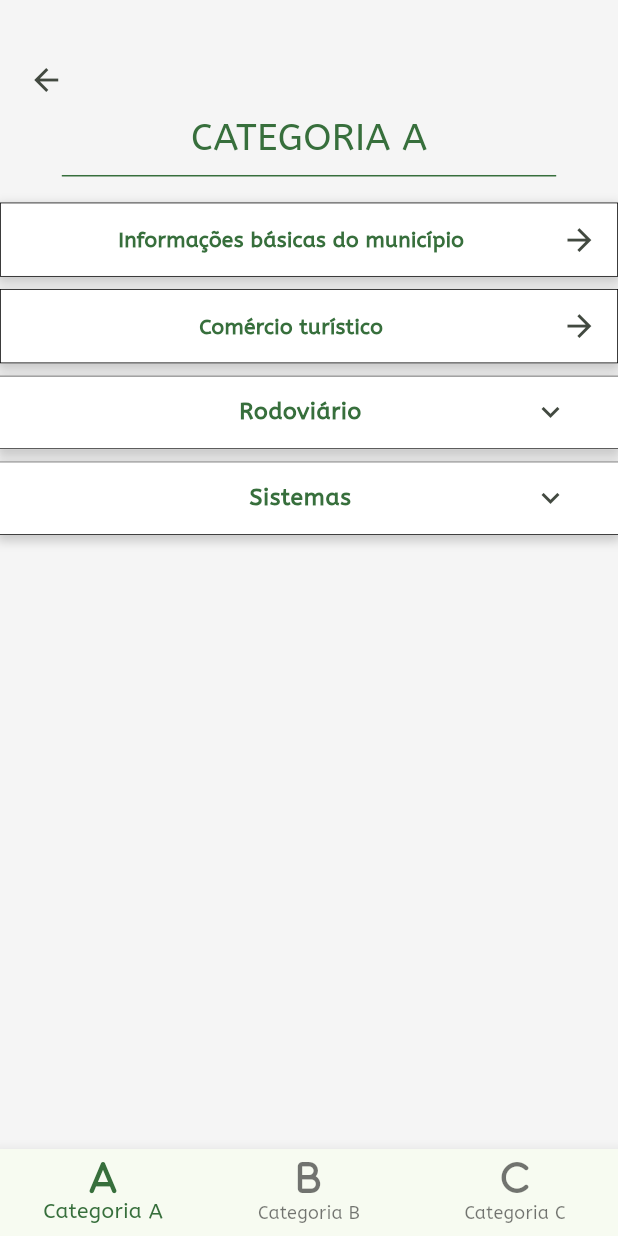
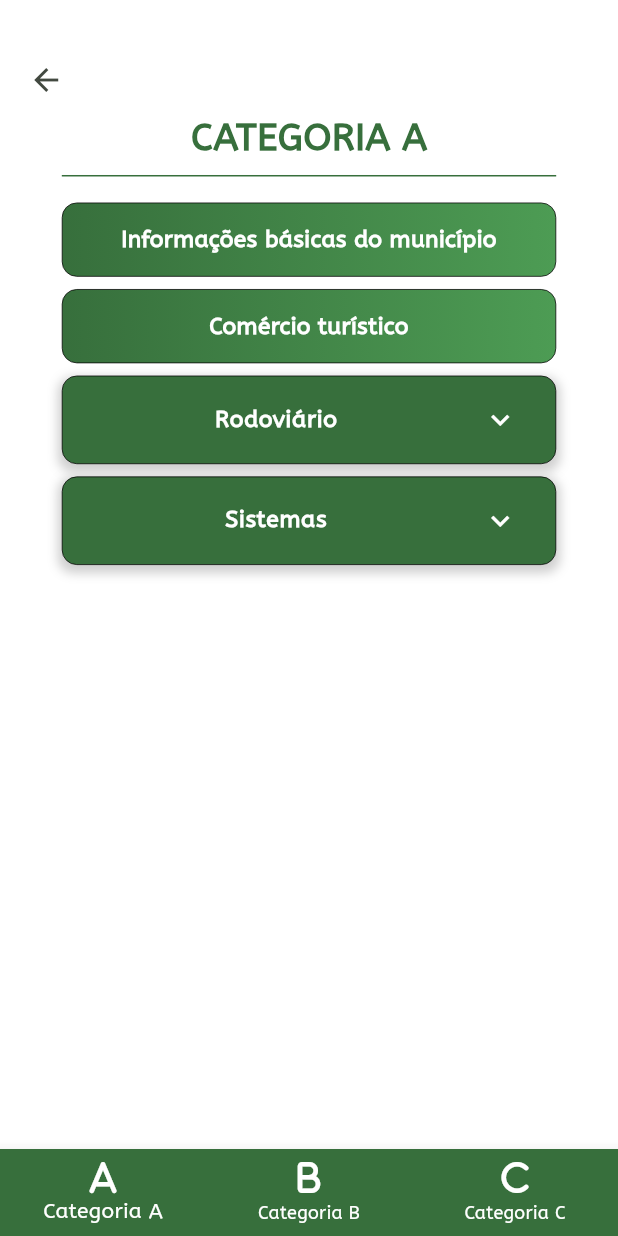
Before and after one commit to Draminhon/InvenTur, a Flutter app: the A screen opened by its route, on a phone screen of 412 x 824 dp. Run offline on Flutter 3.47's test engine with Material 3 defaults, Android fonts, the phone set to English and light mode, and no system bars; our stand-ins replace font_awesome_flutter, get, mask_text_input_formatter; accounts and stored records are empty.

Commit message:
atualização das telas

```diff
--- a/lib/pages/home/Pesquisador/forms/formA.dart
+++ b/lib/pages/home/Pesquisador/forms/formA.dart
@@ -8,7 +8,7 @@ class FormularioA extends StatelessWidget {
   Widget build(BuildContext context) {
     final sizeScreen = MediaQuery.sizeOf(context);
     return Scaffold(
-        backgroundColor: const Color.fromARGB(255, 245, 245, 245),
+        backgroundColor:Colors.white,
         body: Column(children: [
           Padding(
               padding: EdgeInsets.only(
@@ -30,7 +30,8 @@ class FormularioA extends StatelessWidget {
                   'CATEGORIA A',
                   style: TextStyle(
                       color: const Color.fromARGB(255, 55, 111, 60),
-                      fontSize: sizeScreen.width * 0.06),
+                      fontSize: sizeScreen.width * 0.06,
+                      fontWeight: FontWeight.bold),
                 ),
                 Divider(
                   color: const Color.fromARGB(255, 55, 111, 60),
@@ -51,6 +52,7 @@ class FormularioA extends StatelessWidget {
             // const ContainerA(form: 'Locadoras de imóveis para temporadas'),
             // const ContainerA(form: 'Compras especiais'),
             const ContainerA(form: 'Comércio turístico', routeName: '/Placeholder',),
+
             // const ContainerA(form: 'Representações diplomáticas'),
             // ExpansionTileA(titulo: 'Serviços', minhaLista: [
             //   Tilee(texto: 'Serviços bancários', routeName: '/Placeholder'),
--- a/lib/pages/home/Pesquisador/pesquisador_homepage.dart
+++ b/lib/pages/home/Pesquisador/pesquisador_homepage.dart
@@ -18,6 +18,12 @@ class PesquisadorHome extends StatelessWidget {
       appBar: AppBar(
         foregroundColor: const Color.fromARGB(255, 55, 111, 60),
         backgroundColor: Colors.white,
+        title:  Text('Minhas Pesquisas',
+                  style: TextStyle(
+                      color: const Color.fromARGB(255, 55, 111, 60),
+                      fontSize: sizeScreen.width * 0.06),
+                ),centerTitle: true,
+
       ),
       drawer: Drawer(
         width: sizeScreen.width * 0.6,
--- a/lib/pages/home/Pesquisador/pesquisas.dart
+++ b/lib/pages/home/Pesquisador/pesquisas.dart
@@ -40,23 +40,28 @@ class _A extends State<A> {
   Widget build(BuildContext context) {
     return Scaffold(
         body: PageView(
+
           controller: pc,
           onPageChanged: setPaginaAtual,
           children: const [FormularioA(), FormularioB(), FormularioC()],
         ),
         bottomNavigationBar: BottomNavigationBar(
+          backgroundColor: const Color.fromARGB(255, 55, 111, 60),
           currentIndex: paginaAtual,
+
           items: const <BottomNavigationBarItem>[
             BottomNavigationBarItem(
-              icon: Icon(FontAwesomeIcons.a),
+              icon: Icon(FontAwesomeIcons.a,color: Colors.white,),
               label: 'Categoria A',
+
             ),
             BottomNavigationBarItem(
-                icon: Icon(FontAwesomeIcons.b), label: 'Categoria B'),
+                icon: Icon(FontAwesomeIcons.b,color: Colors.white,), label: 'Categoria B'),
             BottomNavigationBarItem(
-                icon: Icon(FontAwesomeIcons.c), label: 'Categoria C')
+                icon: Icon(FontAwesomeIcons.c,color: Colors.white,), label: 'Categoria C')
           ],
-          selectedItemColor: const Color.fromARGB(255, 55, 111, 60),
+          selectedItemColor: Colors.white,
+          unselectedItemColor: Colors.white,
           onTap: (pagina) {
             pc.animateToPage(pagina,
                 duration: const Duration(milliseconds: 400),
--- a/lib/pages/home/Pesquisador/widgets/container_form.dart
+++ b/lib/pages/home/Pesquisador/widgets/container_form.dart
@@ -7,44 +7,37 @@ class ContainerA extends StatelessWidget {
   Widget build(BuildContext context) {
     final sizeScreen = MediaQuery.sizeOf(context);
 
-    return Container(
-        margin: EdgeInsets.only(bottom: sizeScreen.height * 0.01),
-        padding: EdgeInsets.only(
-          left: sizeScreen.width * 0.07,
-        ),
-        width: sizeScreen.width,
+    return GestureDetector(
+      onTap: () {
+        Navigator.pushReplacementNamed(context, routeName);
+      },
+      child: Container(
+          margin: EdgeInsets.only(bottom: sizeScreen.height * 0.01, left: sizeScreen.width * 0.1, right: sizeScreen.width * 0.1),
           height: sizeScreen.height * 0.06,
           decoration: BoxDecoration(
+            gradient: LinearGradient(colors: [const Color.fromARGB(255, 55, 111, 60), const Color.fromARGB(255, 77, 156, 84)]),
+            borderRadius: BorderRadius.circular(10),
               border: Border.all(width: 0.5),
-            color: Colors.white,
+              color: const Color.fromARGB(255, 55, 111, 60),
               boxShadow: [
-              BoxShadow(
-                  color: Colors.grey.withOpacity(0.5),
-                  blurRadius: 5,
-                  spreadRadius: 2,
-                  offset: const Offset(0, 3))
+                // BoxShadow(
+                //     color: Colors.grey.withOpacity(0.5),
+                //     blurRadius: 5,
+                //     spreadRadius: 2,
+                //     offset: const Offset(0, 3))
               ]),
-        child: Row(mainAxisAlignment: MainAxisAlignment.center, children: [
-          SizedBox(
-            width: sizeScreen.width * 0.8,
+          child:  Center(
             child: Text(
                   form,
                   textAlign: TextAlign.center,
-              style: const TextStyle(
-                  color: Color.fromARGB(255, 55, 111, 60),
+                  style:  TextStyle(
+                fontSize: sizeScreen.width * 0.037,
+
+                      color: Colors.white,
                       fontWeight: FontWeight.w900),
                 ),
-          ),
-          Expanded(
-              child: IconButton(
-            onPressed: () => Navigator.pushNamed(context, routeName),
-            icon: Icon(
-              Icons.arrow_forward,
-              size: sizeScreen.height * 0.029,
-            ),
-            padding: EdgeInsets.only(left: sizeScreen.width * 0.005),
-          ))
-        ]));
+          )),
+    );
   }
 }
 
@@ -56,22 +49,35 @@ class Tilee extends StatelessWidget {
 
   @override
   Widget build(BuildContext context) {
-    return Container(
+    final sizeScreen = MediaQuery.sizeOf(context);
+    return GestureDetector(
+      onTap: () {
+        Navigator.pushReplacementNamed(context, routeName);
+      },
+      child: Container(
+            margin: EdgeInsets.only(bottom: sizeScreen.height * 0.01,),
+            height: sizeScreen.height * 0.06,
             decoration: BoxDecoration(
-          border: Border.all(width: 0.4),
-          color: Colors.grey[300],
-        ),
-        child: ListTile(
-          title: (Text(
+              borderRadius: BorderRadius.circular(10),
+                color: Colors.white,
+                boxShadow: [
+                  // BoxShadow(
+                  //     color: Colors.grey.withOpacity(0.5),
+                  //     blurRadius: 5,
+                  //     spreadRadius: 2,
+                  //     offset: const Offset(0, 3))
+                ]),
+            child:  Center(
+              child: Text(
                     texto,
                     textAlign: TextAlign.center,
-            style: const TextStyle(
-                color: Color.fromARGB(255, 55, 111, 69),
-                fontWeight: FontWeight.bold),
-          )),
-          dense: true,
-          onTap: () => Navigator.pushNamed(context, routeName),
-        ));
+                    style:  TextStyle(
+                  fontSize: sizeScreen.width * 0.037,
+
+                        color: const Color.fromARGB(255, 55, 111, 60),
+                        fontWeight: FontWeight.w900),
+                  ))),
+    );
   }
 }
 
@@ -96,43 +102,62 @@ class _ExpansionTileA extends State<ExpansionTileA> {
     return Column(
   children: [
     Container(
-            margin: EdgeInsets.only(bottom: sizeScreen.height * 0.01),
-            decoration: BoxDecoration(boxShadow: [
+      margin: EdgeInsets.only(
+        bottom: sizeScreen.height * 0.01,
+        left: sizeScreen.width * 0.1,
+        right: sizeScreen.width * 0.1,
+      ),
+      decoration: BoxDecoration(
+        borderRadius: BorderRadius.circular(10),
+        border: Border.all(width: 0.5),
+        color: const Color.fromARGB(255, 55, 111, 60),
+        boxShadow: [
           BoxShadow(
             color: Colors.grey.withOpacity(0.5),
             blurRadius: 5,
             spreadRadius: 2,
-                  offset: const Offset(0, 3))
-            ]),
+            offset: const Offset(0, 3),
+          )
+        ],
+      ),
+      child: Theme(
+        data: Theme.of(context).copyWith(
+          dividerColor: Colors.transparent, // Remove linha entre itens
+        ),
+        child: Padding(
+          padding: EdgeInsets.symmetric(
+            horizontal: sizeScreen.width * 0.05, // Alinha título e ícone com os filhos
+          ),
           child: ExpansionTile(
-              title: Text(
+            collapsedIconColor: Colors.white,
+            iconColor: Colors.white,
+            title: Center(
+              child: Text(
                 titulo,
-                textAlign: TextAlign.center,
                 style: TextStyle(
-                  color: const Color.fromARGB(255, 55, 111, 60),
-                  fontWeight: FontWeight.w800,
+                  color: Colors.white, // Cor do texto para combinar com o botão
+                  fontWeight: FontWeight.w900,
                   fontSize: sizeScreen.width * 0.037,
                 ),
               ),
-              collapsedBackgroundColor: Colors.white,
-              tilePadding: EdgeInsets.only(
-                  left: sizeScreen.width * 0.15,
-                  right: sizeScreen.width * 0.08),
-              backgroundColor: Colors.white,
-              collapsedShape: const Border(
-                  top: BorderSide(width: 0.5, color: Colors.black),
-                  bottom: BorderSide(width: 0.5, color: Colors.black)),
-              childrenPadding:
-                  EdgeInsets.symmetric(horizontal: sizeScreen.width * 0.0),
-              dense: true,
+            ),
+            tilePadding: EdgeInsets.only(right: sizeScreen.width * 0.01),
+            collapsedBackgroundColor: Colors.transparent,
+            backgroundColor: Colors.transparent,
+            childrenPadding: EdgeInsets.zero, // Mantém alinhado com o título
             children: <Widget>[
               minhaLista[0],
               minhaLista[1],
               minhaLista[2],
-                minhaLista[3]
+              minhaLista[3],
             ],
-            ))
+          ),
+        ),
+      ),
+    ),
   ],
 );
+
+
   }
 }
--- a/lib/pages/home/Pesquisador/widgets/container_widget.dart
+++ b/lib/pages/home/Pesquisador/widgets/container_widget.dart
@@ -26,8 +26,8 @@ class ContainerWidget extends StatelessWidget {
               top: sizeScreen.height * 0.03,
               bottom: sizeScreen.height * 0.03,
               right: sizeScreen.width * 0.05),
-          margin: EdgeInsets.only(top: sizeScreen.height * 0.05),
-          height: sizeScreen.height * 0.35,
+          margin: EdgeInsets.only(top: sizeScreen.height * 0.03),
+          height: sizeScreen.height * 0.25,
           decoration: BoxDecoration(
               color: const Color.fromARGB(255, 255, 255, 255),
               borderRadius: BorderRadius.circular(10),
--- a/pubspec.yaml
+++ b/pubspec.yaml
@@ -45,6 +45,7 @@ dependencies:
   intl: ^0.19.0
   http: ^1.2.1
   shared_preferences: ^2.2.3
+  get: ^4.6.6
 
 
 flutter_native_splash:
```
Also changed, not shown: lib/helper/dimensions.dart (added, +42 -0 lines), pubspec.lock, 4 other files. Lines whose indentation alone changed are shown as unchanged.
